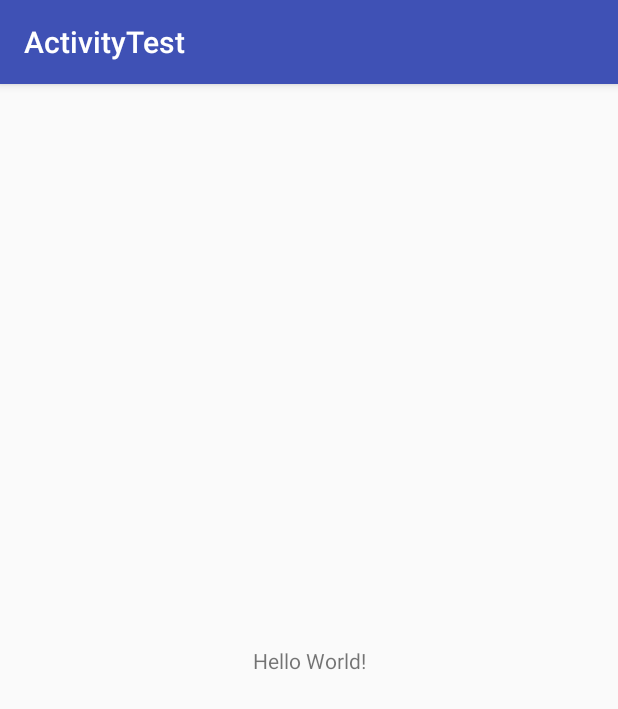
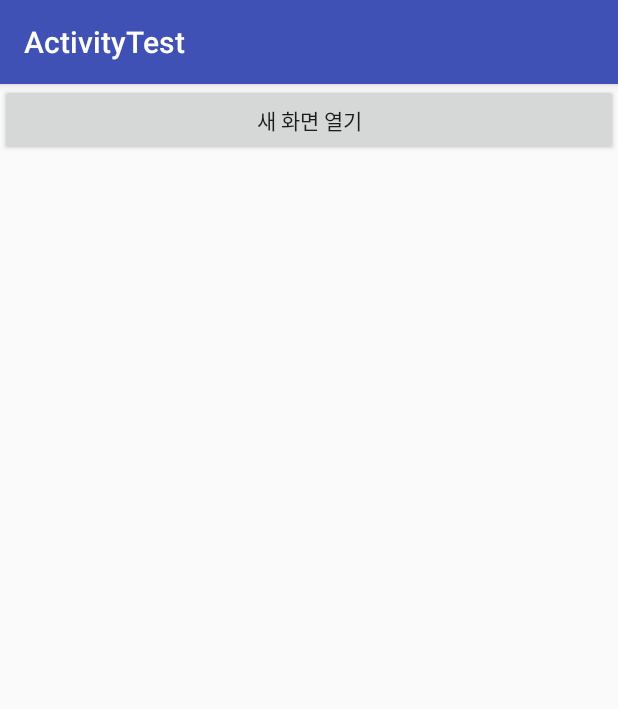
Before and after one commit to benignstar/ActivityTest, an Android app: the screen it shows after launch (MainActivity), on a phone screen of 412 x 824 dp. Shown: the top 709 px of the screen. Run offline under Robolectric (Android 15) with nearby library versions, the phone set to English and light mode, and no system bars.

Commit message:
#2 레이아웃 변경

```diff
--- a/app/src/main/res/layout/activity_main.xml
+++ b/app/src/main/res/layout/activity_main.xml
@@ -6,13 +6,10 @@
     android:layout_height="match_parent"
     tools:context="benignstar.kr.hs.emirim.activitytest.MainActivity">
 
-    <TextView
-        android:layout_width="wrap_content"
+    <Button
+        android:id="@+id/but_main"
+        android:layout_width="match_parent"
         android:layout_height="wrap_content"
-        android:text="Hello World!"
-        app:layout_constraintBottom_toBottomOf="parent"
-        app:layout_constraintLeft_toLeftOf="parent"
-        app:layout_constraintRight_toRightOf="parent"
-        app:layout_constraintTop_toTopOf="parent" />
+        android:text="새 화면 열기"/>
 
 </android.support.constraint.ConstraintLayout>
--- a/app/src/main/res/layout/activity_second.xml
+++ b/app/src/main/res/layout/activity_second.xml
@@ -6,4 +6,10 @@
     android:layout_height="match_parent"
     tools:context="benignstar.kr.hs.emirim.activitytest.SecondActivity">
 
+    <Button
+        android:id="@+id/but_second"
+        android:layout_width="match_parent"
+        android:layout_height="wrap_content"
+        android:text="메인 액티비티로 돌아가기"/>
+
 </android.support.constraint.ConstraintLayout>
```
